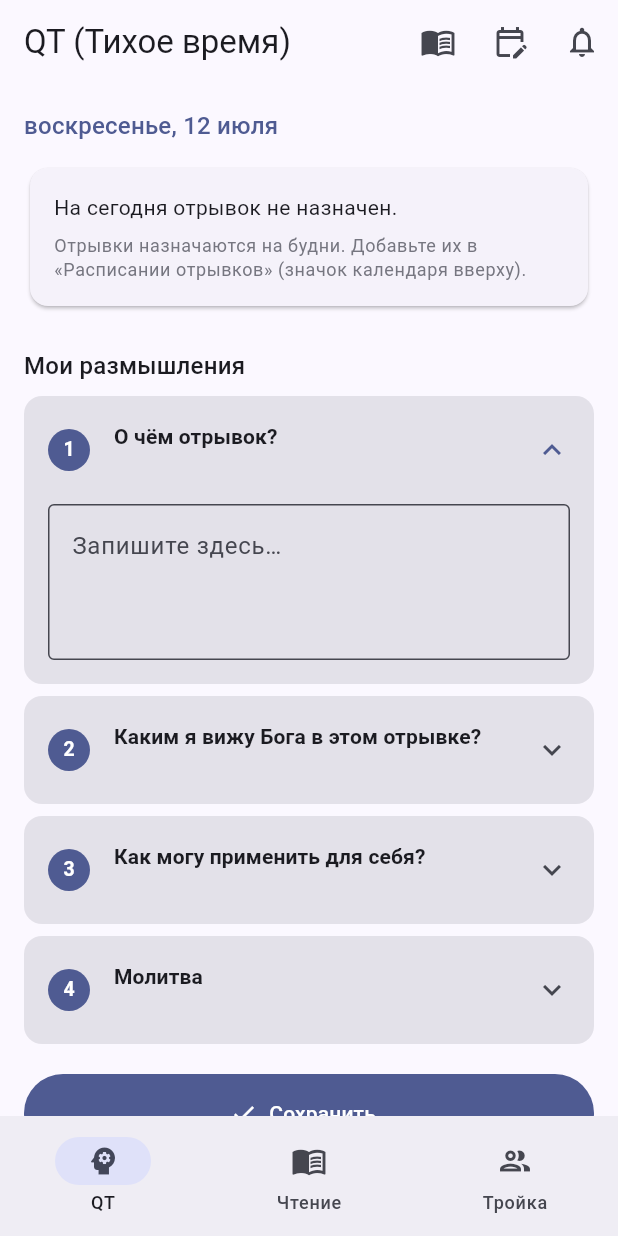
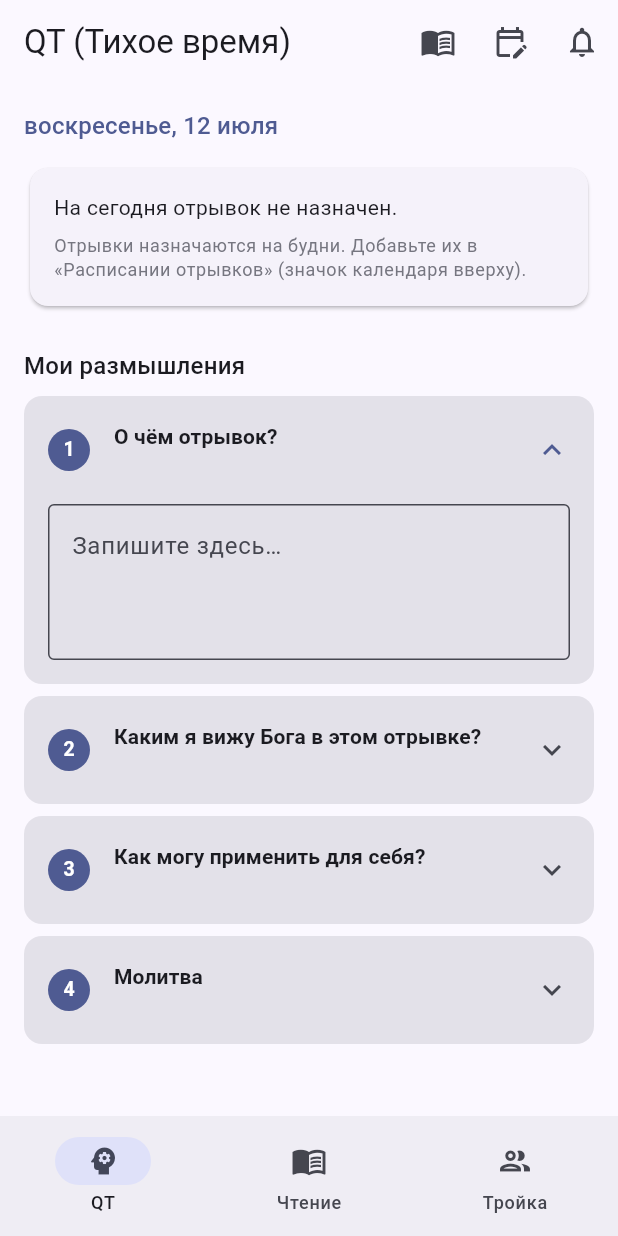
Before and after one commit to maxxim9412/windows_app, a Flutter app: the screen it shows once a user with an empty profile is signed in, on a phone screen of 412 x 824 dp. Run offline on Flutter 3.47's test engine with Material 3 defaults, Android fonts, the phone set to English and light mode, and no system bars; our stand-ins replace cloud_firestore, firebase_auth, firebase_core, flutter_local_notifications, shared_preferences, sqflite and 1 more; accounts and stored records are empty.

Commit message:
QT: тихое автосохранение без кнопки и подписи
Co-Authored-By: Claude Opus 4.8 <noreply@anthropic.com>

```diff
--- a/lib/screens/home_screen.dart
+++ b/lib/screens/home_screen.dart
@@ -73,16 +73,6 @@ class _HomeScreenState extends State<HomeScreen> {
     await NotesRepository.instance.save(_today, answers);
   }
 
-  Future<void> _saveWithFeedback() async {
-    _debounce?.cancel();
-    await _saveNote();
-    if (!mounted) return;
-    ScaffoldMessenger.of(context).showSnackBar(
-      const SnackBar(
-          content: Text('Сохранено'), duration: Duration(seconds: 1)),
-    );
-  }
-
   @override
   Widget build(BuildContext context) {
     final theme = Theme.of(context);
@@ -129,18 +119,6 @@ class _HomeScreenState extends State<HomeScreen> {
                 Text('Мои размышления', style: theme.textTheme.titleMedium),
                 const SizedBox(height: 8),
                 ...List.generate(kNoteFieldCount, _buildQuestionTile),
-                const SizedBox(height: 12),
-                FilledButton.icon(
-                  onPressed: _saveWithFeedback,
-                  icon: const Icon(Icons.check),
-                  label: const Text('Сохранить'),
-                  style: FilledButton.styleFrom(
-                      minimumSize: const Size.fromHeight(52)),
-                ),
-                const SizedBox(height: 8),
-                Text('Заметка также сохраняется автоматически',
-                    style: theme.textTheme.bodySmall
-                        ?.copyWith(color: theme.colorScheme.outline)),
                 const SizedBox(height: 32),
               ],
             ),
```
